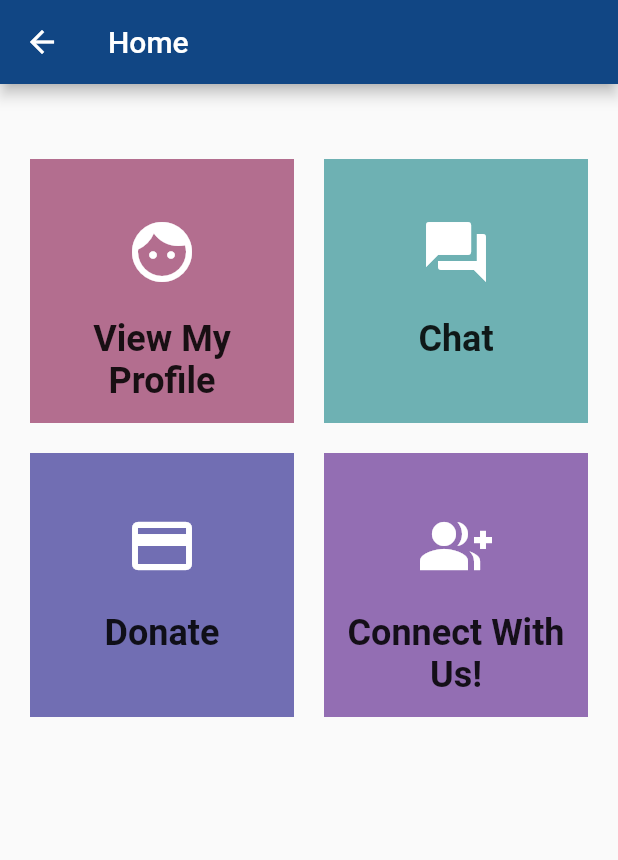
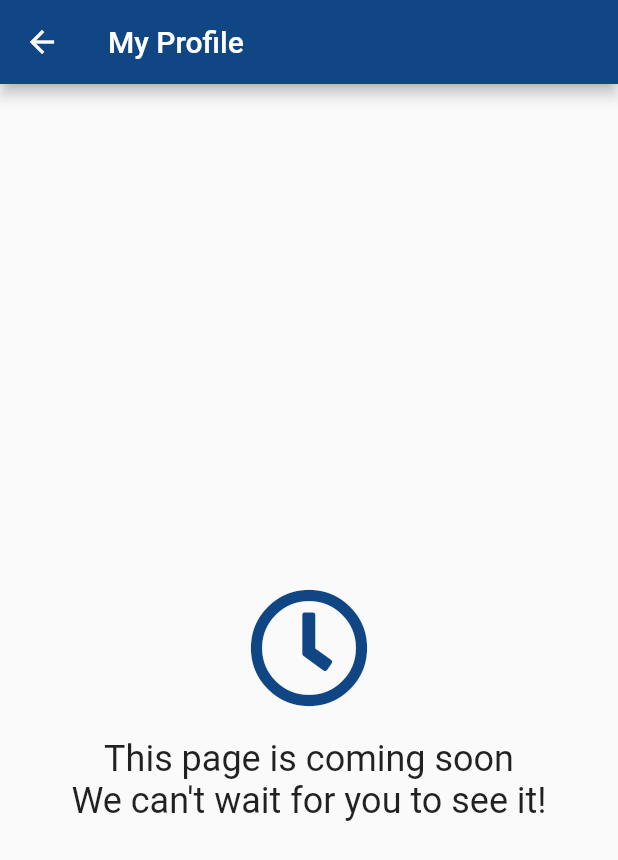
Before and after one commit to GideonsPromiseDev/GPMobileApp, a Flutter app: the HomePage screen opened directly, after a tap on "View My Profile", on a phone screen of 412 x 824 dp. Shown: the top 860 px of the screen. Run offline on Flutter 3.47's test engine with Material 2 defaults, Android fonts, the light colour scheme and no system bars; our stand-ins replace cloud_firestore, firebase_auth, firebase_core, font_awesome_flutter, introduction_screen; accounts and stored records are empty.

Commit message:
Created a coming soon screen for unfinished pages

```diff
--- /dev/null
+++ b/gp_mobile/lib/pages/coming_soon/coming_soon.dart
@@ -0,0 +1,37 @@
+import 'package:flutter/material.dart';
+import 'package:font_awesome_flutter/font_awesome_flutter.dart';
+
+class ComingSoon extends StatelessWidget {
+  final String pageTitle;
+  const ComingSoon({Key? key, required this.pageTitle}) : super(key: key);
+
+  @override
+  Widget build(BuildContext context) {
+    return Scaffold(
+        appBar: AppBar(
+          title: Text(pageTitle),
+        ),
+        body: Column(
+          mainAxisAlignment: MainAxisAlignment.center,
+          crossAxisAlignment: CrossAxisAlignment.center,
+          children: [
+            Center(
+              child: Container(
+                margin: const EdgeInsets.fromLTRB(0, 60, 0, 20),
+                child: const Icon(
+                  FontAwesomeIcons.clock,
+                  size: 80,
+                ),
+              ),
+            ),
+            const Text(
+              "This page is coming soon\nWe can't wait for you to see it!",
+              textAlign: TextAlign.center,
+              style: TextStyle(
+                fontSize: 24,
+              ),
+            ),
+          ],
+        ));
+  }
+}
--- a/gp_mobile/lib/pages/home/page_selector.dart
+++ b/gp_mobile/lib/pages/home/page_selector.dart
@@ -1,5 +1,6 @@
 import 'package:flutter/material.dart';
 import 'package:flutter/widgets.dart';
+import 'package:gp_mobile/pages/coming_soon/coming_soon.dart';
 import 'package:gp_mobile/pages/connect_with_us/connect_with_us.dart';
 import 'package:gp_mobile/themes/gideons_promise_colors.dart';
 
@@ -19,7 +20,14 @@ class PageSelector extends StatelessWidget {
           color: GideonsPromiseColorsComplementary.darkred[500],
           child: InkWell(
             onTap: () {
-              print("Clicked view profile");
+              Navigator.push(
+                context,
+                MaterialPageRoute(builder: (context) {
+                  return const ComingSoon(
+                    pageTitle: "My Profile",
+                  );
+                }),
+              );
             },
             splashColor: GideonsPromiseColors.gray,
             child: Container(
@@ -51,7 +59,14 @@ class PageSelector extends StatelessWidget {
           color: GideonsPromiseColorsComplementary.teal[500],
           child: InkWell(
             onTap: () {
-              print("Clicked chat");
+              Navigator.push(
+                context,
+                MaterialPageRoute(builder: (context) {
+                  return const ComingSoon(
+                    pageTitle: "Chat",
+                  );
+                }),
+              );
             },
             splashColor: GideonsPromiseColors.gray,
             child: Container(
@@ -83,7 +98,14 @@ class PageSelector extends StatelessWidget {
           color: GideonsPromiseColorsComplementary.bluepurple[500],
           child: InkWell(
             onTap: () {
-              print("Clicked donate");
+              Navigator.push(
+                context,
+                MaterialPageRoute(builder: (context) {
+                  return const ComingSoon(
+                    pageTitle: "Donate",
+                  );
+                }),
+              );
             },
             splashColor: GideonsPromiseColors.gray,
             child: Container(
@@ -115,7 +137,6 @@ class PageSelector extends StatelessWidget {
           color: GideonsPromiseColorsComplementary.purple[500],
           child: InkWell(
             onTap: () {
-              print("Clicked connect with us");
               Navigator.push(
                 context,
                 MaterialPageRoute(builder: (context) {
```
